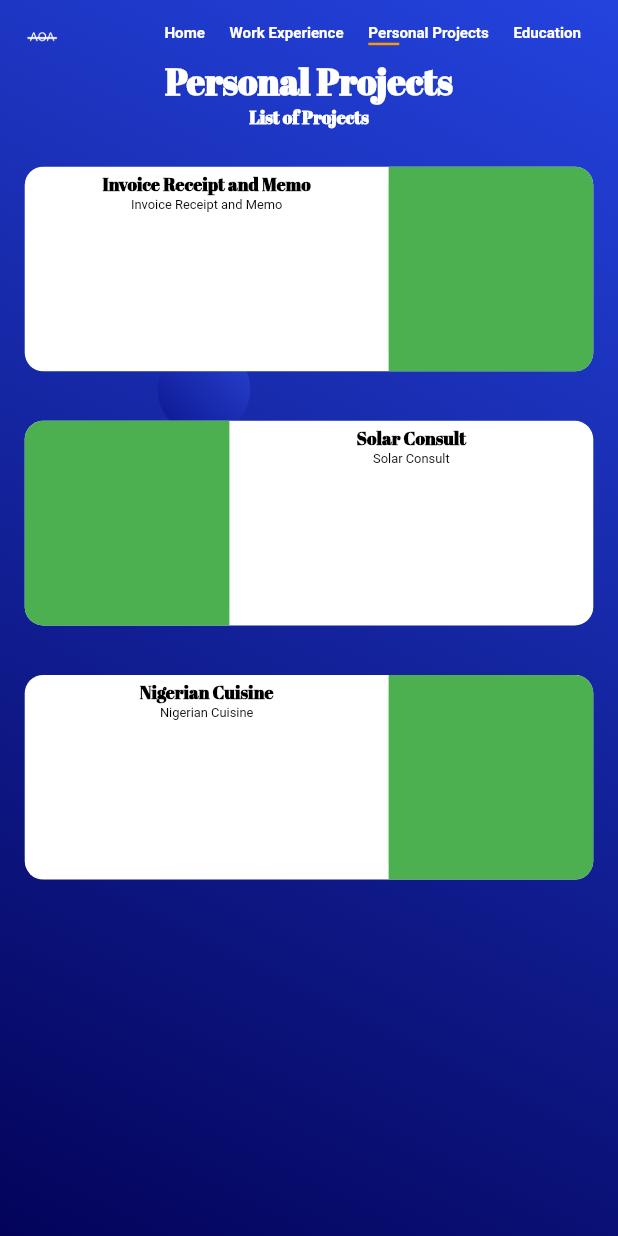
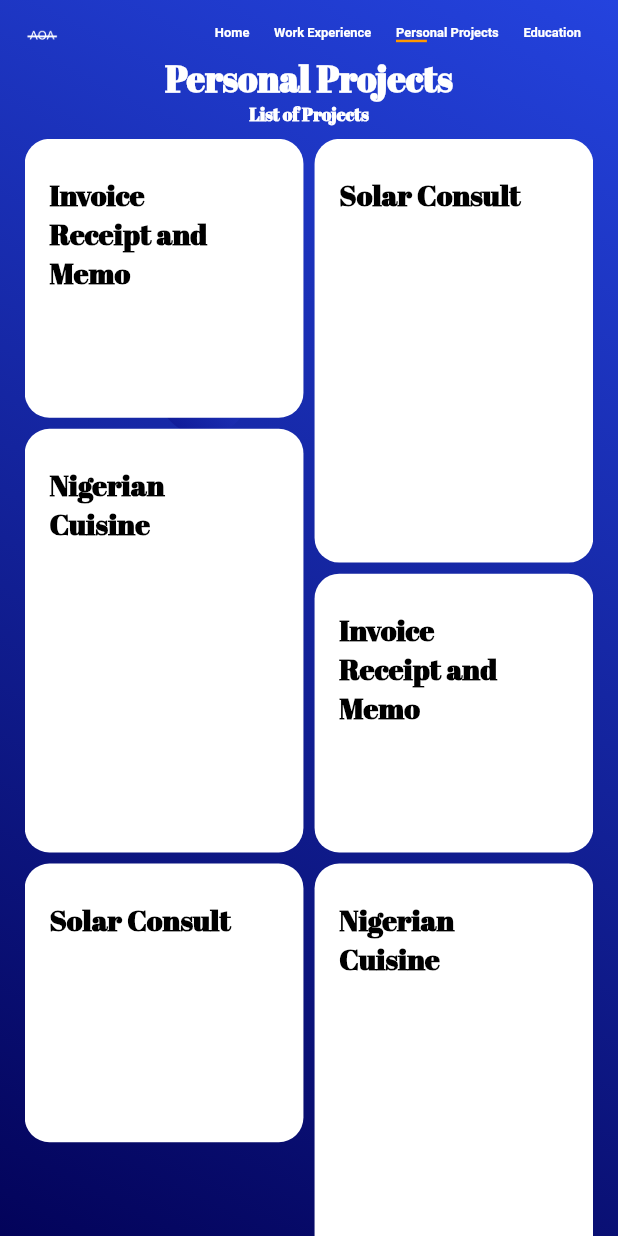
Before and after one commit to AnthonyAniobi/Portfolio, a Flutter app: the screen it shows after launch, after a tap on "Personal Projects", on a phone screen of 412 x 824 dp. Run offline on Flutter 3.47's test engine with Material 2 defaults, Android fonts, the light colour scheme and no system bars; our stand-ins replace fluro, responsive_sizer.

Commit message:
modified ui

```diff
--- a/lib/main.dart
+++ b/lib/main.dart
@@ -1,6 +1,7 @@
 import 'package:flutter/material.dart';
 import 'package:portfolio/screens/home/home_screen.dart';
 import 'package:portfolio/util/app_router.dart';
+import 'package:portfolio/util/fluro_router.dart';
 import 'package:portfolio/util/models/nav_index_provider.dart';
 import 'package:portfolio/widgets/screen_background.dart';
 import 'package:provider/provider.dart';
@@ -11,12 +12,14 @@ void main() {
     providers: [
       ListenableProvider(create: (context) => NavIndexProvider()),
     ],
-    child: const MyApp(),
+    child: MyApp(),
   ));
 }
 
 class MyApp extends StatelessWidget {
-  const MyApp({super.key});
+  MyApp({super.key}) {
+    Flurorouter.setupRouter();
+  }
 
   @override
   Widget build(BuildContext context) {
@@ -28,8 +31,8 @@ class MyApp extends StatelessWidget {
         ),
         navigatorKey: AppRouter.navigatorKey,
         builder: (context, child) => ScreenBackground(child: child!),
-        initialRoute: AppRouter.home,
-        routes: AppRouter.routes,
+        initialRoute: '/',
+        onGenerateRoute: Flurorouter.router.generator,
       );
     });
   }
--- a/lib/screens/education/education_screen.dart
+++ b/lib/screens/education/education_screen.dart
@@ -6,6 +6,8 @@ import 'package:responsive_sizer/responsive_sizer.dart';
 
 class EducationScreen extends StatelessWidget {
   const EducationScreen({super.key});
+
+  static String routeName = '/education';
 
   @override
   Widget build(BuildContext context) {
--- a/lib/screens/education/widgets/education_card.dart
+++ b/lib/screens/education/widgets/education_card.dart
@@ -12,12 +12,16 @@ class EducationCard extends StatelessWidget {
   @override
   Widget build(BuildContext context) {
     double margin;
+    double circleSize;
     if (Device.width < 500) {
       margin = 4.w;
+      circleSize = 15.w;
     } else if (Device.height >= 500 && Device.width < 750) {
       margin = 10.w;
+      circleSize = 20.h;
     } else {
       margin = 12.w;
+      circleSize = 15.h;
     }
     return Padding(
       padding: EdgeInsets.symmetric(horizontal: margin),
@@ -30,8 +34,8 @@ class EducationCard extends StatelessWidget {
             )
           ],
           Container(
-            width: 20.h,
-            height: 20.h,
+            width: circleSize,
+            height: circleSize,
             decoration: BoxDecoration(
               color: Colors.green,
               shape: BoxShape.circle,
--- a/lib/screens/home/home_screen.dart
+++ b/lib/screens/home/home_screen.dart
@@ -5,6 +5,8 @@ import 'package:responsive_sizer/responsive_sizer.dart';
 
 class HomeScreen extends StatelessWidget {
   const HomeScreen({super.key});
+
+  static String routeName = '/';
 
   @override
   Widget build(BuildContext context) {
--- a/lib/screens/personal_projects/personal_projects_screen.dart
+++ b/lib/screens/personal_projects/personal_projects_screen.dart
@@ -1,4 +1,6 @@
 import 'package:flutter/material.dart';
+import 'package:collection/collection.dart';
+import 'package:flutter_staggered_grid_view/flutter_staggered_grid_view.dart';
 import 'package:portfolio/screens/personal_projects/widgets/project_card.dart';
 import 'package:portfolio/util/models/project_model.dart';
 import 'package:responsive_sizer/responsive_sizer.dart';
@@ -6,8 +8,18 @@ import 'package:responsive_sizer/responsive_sizer.dart';
 class PersonalProjectsScreen extends StatelessWidget {
   const PersonalProjectsScreen({super.key});
 
+  static String routeName = '/projects';
+
   @override
   Widget build(BuildContext context) {
+    double margin;
+    if (Device.width < 500) {
+      margin = 4.w;
+    } else if (Device.height >= 500 && Device.width < 750) {
+      margin = 10.w;
+    } else {
+      margin = 12.w;
+    }
     return SizedBox(
       child: Column(
         children: [
@@ -31,15 +43,69 @@ class PersonalProjectsScreen extends StatelessWidget {
           ),
           SizedBox(height: 1.h),
           Expanded(
-            child: ListView.builder(
-                itemCount: ProjectModel.all.length,
-                itemBuilder: (context, index) => ProjectCard(
-                      leftSide: index % 2 == 0,
-                      projectIndex: index,
-                    )),
+            child: Padding(
+              padding: EdgeInsets.symmetric(horizontal: margin),
+              child: SingleChildScrollView(
+                child: StaggeredGrid.count(
+                  crossAxisCount: 4,
+                  mainAxisSpacing: 1.8.w,
+                  crossAxisSpacing: 1.8.w,
+                  children: ProjectModel.all
+                      .mapIndexed((index, project) => StaggeredGridTile.count(
+                          crossAxisCellCount: 2,
+                          mainAxisCellCount: isExpanded(index) ? 3 : 2,
+                          child: ProjectTile(
+                            project: project,
+                          )))
+                      .toList(),
+                ),
+              ),
+            ),
           ),
         ],
       ),
     );
   }
+
+  bool isExpanded(int index) {
+    return index % 4 == 1 || index % 4 == 2;
+  }
 }
+
+class ProjectTile extends StatelessWidget {
+  const ProjectTile({
+    Key? key,
+    required this.project,
+  }) : super(key: key);
+
+  final ProjectModel project;
+
+  @override
+  Widget build(BuildContext context) {
+    double leftShift;
+    if (Device.width < 500) {
+      leftShift = 6.w;
+    } else {
+      leftShift = 6.h;
+    }
+    return Container(
+        padding: EdgeInsets.symmetric(horizontal: 2.h, vertical: 3.h),
+        decoration: BoxDecoration(
+          color: Colors.white,
+          // image: DecorationImage(image: NetworkImage(project.imageUrl)),
+          borderRadius: BorderRadius.circular(2.h),
+        ),
+        child: Padding(
+          padding: EdgeInsets.only(right: leftShift),
+          child: Text(
+            project.name,
+            style: TextStyle(
+              fontSize: 18.sp,
+              fontWeight: FontWeight.w700,
+              color: Colors.black,
+              fontFamily: 'AbrilFatface',
+            ),
+          ),
+        ));
+  }
+}
--- a/lib/screens/personal_projects/single_project_screen.dart
+++ b/lib/screens/personal_projects/single_project_screen.dart
@@ -4,12 +4,21 @@ import 'package:responsive_sizer/responsive_sizer.dart';
 
 class SingleProjectScreen extends StatelessWidget {
   const SingleProjectScreen({super.key, required this.id});
+  final String id;
 
-  final String id;
+  static String routeName = '/project';
 
   @override
   Widget build(BuildContext context) {
     final project = ProjectModel.all[int.parse(id)];
+
+    double topHeight;
+    if (Device.width < 750) {
+      topHeight = 100.w;
+    } else {
+      topHeight = 100.h;
+    }
+
     return Container(
       child: Column(
         children: [
@@ -25,7 +34,23 @@ class SingleProjectScreen extends StatelessWidget {
           Expanded(
               child: SingleChildScrollView(
             child: Column(
-              children: [],
+              children: [
+                Row(
+                  mainAxisAlignment: MainAxisAlignment.spaceBetween,
+                  children: [
+                    Expanded(
+                        child: Container(
+                      color: Colors.green,
+                      child: Text("Hello world"),
+                    )),
+                    Expanded(
+                        child: Container(
+                      color: Colors.red,
+                      child: Column(),
+                    )),
+                  ],
+                )
+              ],
             ),
           ))
         ],
--- a/lib/screens/work_experience/widgets/experience_card.dart
+++ b/lib/screens/work_experience/widgets/experience_card.dart
@@ -1,4 +1,5 @@
 import 'package:flutter/material.dart';
+import 'package:portfolio/screens/personal_projects/single_project_screen.dart';
 import 'package:portfolio/util/app_enums.dart';
 import 'package:portfolio/util/app_extensions.dart';
 import 'package:portfolio/util/app_router.dart';
@@ -128,10 +129,12 @@ class ResultsTile extends StatelessWidget {
             children: results
                 .map((e) => e.toWidget(() {
                       if (e.location == DeployedLocation.preview) {
-                        AppRouter.moveTo(
-                            "${AppRouter.personalProjects}/${e.imageLink}");
+                        AppRouter.navigatorKey.currentState!.push(
+                            MaterialPageRoute(
+                                builder: (_) =>
+                                    SingleProjectScreen(id: e.appLink)));
                       } else {
-                        launchUrl(Uri.parse(e.imageLink));
+                        launchUrl(Uri.parse(e.appLink));
                       }
                     }))
                 .toList(),
--- a/lib/screens/work_experience/work_experience_screen.dart
+++ b/lib/screens/work_experience/work_experience_screen.dart
@@ -5,6 +5,8 @@ import 'package:responsive_sizer/responsive_sizer.dart';
 
 class WorkExperienceScreen extends StatelessWidget {
   const WorkExperienceScreen({super.key});
+
+  static String routeName = '/experience';
 
   @override
   Widget build(BuildContext context) {
--- a/lib/util/app_router.dart
+++ b/lib/util/app_router.dart
@@ -13,29 +13,6 @@ class AppRouter {
 
   static String currentRoute = '/';
 
-  static Route<dynamic> generateRoute(RouteSettings settings) {
-    switch (settings.name) {
-      case '/':
-        return MaterialPageRoute(builder: (_) => HomeScreen());
-      case '/personal_projects':
-        return MaterialPageRoute(builder: (_) => PersonalProjectsScreen());
-      case '/education':
-        return MaterialPageRoute(builder: (_) => EducationScreen());
-      case '/work_experience':
-        return MaterialPageRoute(builder: (_) => WorkExperienceScreen());
-      default:
-        if (settings.name?.contains(personalProjects) ?? false) {
-          String id = settings.name!.split("/").last;
-          return MaterialPageRoute(builder: (_) => SingleProjectScreen(id: id));
-        }
-        return MaterialPageRoute(
-            builder: (_) => Scaffold(
-                  body: Center(
-                      child: Text('No route defined for ${settings.name}')),
-                ));
-    }
-  }
-
   static Map<String, Widget Function(BuildContext)> routes = {
     home: (context) => const HomeScreen(),
     workExperience: (context) => const WorkExperienceScreen(),
--- /dev/null
+++ b/lib/util/constants/app_urls.dart
@@ -0,0 +1,4 @@
+class AppUrls {
+  static String halaAppstore = "";
+  static String halaPlaystore = "";
+}
--- /dev/null
+++ b/lib/util/fluro_router.dart
@@ -0,0 +1,65 @@
+import 'package:flutter/material.dart';
+import 'package:fluro/fluro.dart';
+import 'package:portfolio/screens/education/education_screen.dart';
+import 'package:portfolio/screens/home/home_screen.dart';
+import 'package:portfolio/screens/personal_projects/personal_projects_screen.dart';
+import 'package:portfolio/screens/personal_projects/single_project_screen.dart';
+import 'package:portfolio/screens/work_experience/work_experience_screen.dart';
+import 'package:portfolio/util/app_router.dart';
+
+class Flurorouter {
+  static final FluroRouter router = FluroRouter();
+
+  static String currentRoute = '/';
+
+  static final Handler _homeHandler = Handler(
+    handlerFunc: (context, parameters) => const HomeScreen(),
+  );
+  static final Handler _educationHandler = Handler(
+    handlerFunc: (context, parameters) => const EducationScreen(),
+  );
+  static final Handler _experienceHandler = Handler(
+    handlerFunc: (context, parameters) => const WorkExperienceScreen(),
+  );
+  static final Handler _projectHandler = Handler(
+    handlerFunc: (context, parameters) => const PersonalProjectsScreen(),
+  );
+  static final Handler _singleProjectHandler = Handler(
+    handlerFunc: (context, parameters) => SingleProjectScreen(
+      id: parameters['id']!.first,
+    ),
+  );
+
+  static void setupRouter() {
+    router.define(
+      HomeScreen.routeName,
+      handler: _homeHandler,
+      transitionType: TransitionType.fadeIn,
+    );
+    router.define(
+      EducationScreen.routeName,
+      handler: _educationHandler,
+      transitionType: TransitionType.fadeIn,
+    );
+    router.define(
+      PersonalProjectsScreen.routeName,
+      handler: _projectHandler,
+      transitionType: TransitionType.fadeIn,
+    );
+    router.define(
+      WorkExperienceScreen.routeName,
+      handler: _experienceHandler,
+      transitionType: TransitionType.fadeIn,
+    );
+    router.define(
+      "${SingleProjectScreen.routeName}/:id",
+      handler: _singleProjectHandler,
+      transitionType: TransitionType.fadeIn,
+    );
+  }
+
+  static void moveTo(String path) {
+    currentRoute = path;
+    router.navigateTo(AppRouter.navigatorKey.currentContext!, path);
+  }
+}
--- a/lib/util/models/experience_model.dart
+++ b/lib/util/models/experience_model.dart
@@ -30,11 +30,11 @@ class Experience {
             url: '',
             links: [
               ImageLinkModel(
-                  imageLink: 'https://www.google.com',
+                  appLink: 'https://www.google.com',
                   appName: 'Hala',
                   location: DeployedLocation.playstore),
               ImageLinkModel(
-                  imageLink: '',
+                  appLink: '',
                   appName: 'Hala',
                   location: DeployedLocation.appstore),
             ],
@@ -47,8 +47,8 @@ class Experience {
             url: '',
             links: [
               ImageLinkModel(
-                  imageLink: '1',
-                  appName: 'Hala',
+                  appLink: '0',
+                  appName: 'Star Conference',
                   location: DeployedLocation.preview),
             ],
             currentlyWorking: true,
@@ -60,7 +60,7 @@ class Experience {
             url: '',
             links: [
               ImageLinkModel(
-                  imageLink: '1',
+                  appLink: '1',
                   appName: 'InsuranceApp',
                   location: DeployedLocation.preview),
             ],
@@ -73,15 +73,15 @@ class Experience {
             url: '',
             links: [
               ImageLinkModel(
-                  imageLink: '',
+                  appLink: '',
                   appName: 'Gatepass',
                   location: DeployedLocation.playstore),
               ImageLinkModel(
-                  imageLink: '',
+                  appLink: '2',
                   appName: 'Scoutbet',
                   location: DeployedLocation.preview),
               ImageLinkModel(
-                  imageLink: '',
+                  appLink: '3',
                   appName: 'Tenant App',
                   location: DeployedLocation.preview),
             ],
--- a/lib/util/models/image_link_model.dart
+++ b/lib/util/models/image_link_model.dart
@@ -2,10 +2,10 @@ import 'package:flutter/material.dart';
 import 'package:portfolio/util/app_enums.dart';
 
 class ImageLinkModel {
-  final String imageLink;
+  final String appLink;
   final String appName;
   final DeployedLocation location;
 
   const ImageLinkModel(
-      {required this.imageLink, required this.location, required this.appName});
+      {required this.appLink, required this.location, required this.appName});
 }
--- a/lib/util/models/project_model.dart
+++ b/lib/util/models/project_model.dart
@@ -34,5 +34,60 @@ class ProjectModel {
             imageUrl:
                 'https://res.cloudinary.com/aniobi/image/upload/v1634043536/my_website/work/advert_image_xyhsa2.png',
             itemUrl: ''),
+        ProjectModel(
+            name: 'Invoice Receipt and Memo',
+            description:
+                'A mobile application for creating and storing office documents',
+            imageUrl:
+                'https://res.cloudinary.com/aniobi/image/upload/v1643395081/my_website/work/website_advert_dazon6.png',
+            itemUrl:
+                'https://play.google.com/store/apps/details?id=com.anthonyaniobi.invoicereceiptandmemo'),
+        ProjectModel(
+            name: 'Solar Consult',
+            description:
+                'An aplication for sizing and recommending solar installation setup for users',
+            imageUrl:
+                'https://res.cloudinary.com/aniobi/image/upload/v1634043542/my_website/work/advert_image_ckfy6f.png',
+            itemUrl:
+                'https://play.google.com/store/apps/details?id=com.aniobianthony.solarconsult'),
+        ProjectModel(
+            name: 'Nigerian Cuisine',
+            description:
+                'An application for getting cooking instructions for nigerian dishes',
+            imageUrl:
+                'https://res.cloudinary.com/aniobi/image/upload/v1634043536/my_website/work/advert_image_xyhsa2.png',
+            itemUrl: ''),
+      ];
+  static List<ProjectModel> get externalProjects => [
+        ProjectModel(
+            name: 'Starconference',
+            description:
+                'A mobile application for creating and storing office documents',
+            imageUrl:
+                'https://res.cloudinary.com/aniobi/image/upload/v1643395081/my_website/work/website_advert_dazon6.png',
+            itemUrl:
+                'https://play.google.com/store/apps/details?id=com.anthonyaniobi.invoicereceiptandmemo'),
+        ProjectModel(
+            name: 'Insurance app',
+            description:
+                'An aplication for sizing and recommending solar installation setup for users',
+            imageUrl:
+                'https://res.cloudinary.com/aniobi/image/upload/v1634043542/my_website/work/advert_image_ckfy6f.png',
+            itemUrl:
+                'https://play.google.com/store/apps/details?id=com.aniobianthony.solarconsult'),
+        ProjectModel(
+            name: 'Scoutbet',
+            description:
+                'An application for getting cooking instructions for nigerian dishes',
+            imageUrl:
+                'https://res.cloudinary.com/aniobi/image/upload/v1634043536/my_website/work/advert_image_xyhsa2.png',
+            itemUrl: ''),
+        ProjectModel(
+            name: 'Tenant App',
+            description:
+                'An application for getting cooking instructions for nigerian dishes',
+            imageUrl:
+                'https://res.cloudinary.com/aniobi/image/upload/v1634043536/my_website/work/advert_image_xyhsa2.png',
+            itemUrl: ''),
       ];
 }
--- /dev/null
+++ b/lib/util/models/url_arguments.dart
@@ -0,0 +1,5 @@
+class UrlArguments {
+  final int path;
+  final bool external;
+  const UrlArguments({required this.path, required this.external});
+}
--- a/lib/widgets/top_navbar.dart
+++ b/lib/widgets/top_navbar.dart
@@ -1,6 +1,11 @@
 import 'package:flutter/material.dart';
+import 'package:portfolio/screens/education/education_screen.dart';
+import 'package:portfolio/screens/home/home_screen.dart';
+import 'package:portfolio/screens/personal_projects/personal_projects_screen.dart';
+import 'package:portfolio/screens/work_experience/work_experience_screen.dart';
 import 'package:portfolio/util/app_router.dart';
 import 'package:portfolio/util/constants/app_colors.dart';
+import 'package:portfolio/util/fluro_router.dart';
 import 'package:portfolio/util/models/nav_index_provider.dart';
 import 'package:responsive_sizer/responsive_sizer.dart';
 
@@ -31,10 +36,12 @@ class _TopNavbarState extends State<TopNavbar> {
             mainAxisAlignment: MainAxisAlignment.end,
             crossAxisAlignment: CrossAxisAlignment.start,
             children: [
-              navLink("Home", context, AppRouter.home),
-              navLink("Work Experience", context, AppRouter.workExperience),
-              navLink("Personal Projects", context, AppRouter.personalProjects),
-              navLink("Education", context, AppRouter.education),
+              navLink("Home", context, HomeScreen.routeName),
+              navLink(
+                  "Work Experience", context, WorkExperienceScreen.routeName),
+              navLink("Personal Projects", context,
+                  PersonalProjectsScreen.routeName),
+              navLink("Education", context, EducationScreen.routeName),
             ],
           )
         ],
@@ -42,12 +49,12 @@ class _TopNavbarState extends State<TopNavbar> {
     );
   }
 
-  Widget navLink(String text, BuildContext context, routeName) {
+  Widget navLink(String text, BuildContext context, String routeName) {
     return InkWell(
       onTap: () {
         setState(() {
           // update navbar text
-          AppRouter.moveTo(routeName);
+          Flurorouter.moveTo(routeName);
         });
       },
       child: Padding(
@@ -60,11 +67,11 @@ class _TopNavbarState extends State<TopNavbar> {
               text,
               style: TextStyle(
                 color: AppColors.white,
-                fontSize: 13.sp,
+                fontSize: 12.sp,
                 fontWeight: FontWeight.w600,
               ),
             ),
-            if (AppRouter.currentRoute == routeName)
+            if (Flurorouter.currentRoute == routeName)
               Container(
                 color: Colors.orange,
                 width: 5.w,
--- a/pubspec.yaml
+++ b/pubspec.yaml
@@ -30,10 +30,12 @@ environment:
 # versions available, run `flutter pub outdated`.
 dependencies:
   cupertino_icons: ^1.0.2
+  fluro: ^2.0.5
   flutter:
     sdk: flutter
   provider: ^6.0.5
   responsive_sizer: ^3.1.1
+  flutter_staggered_grid_view: ^0.6.2
   url_launcher: ^6.1.10
 
 dev_dependencies:
```
Also changed, not shown: pubspec.lock.
